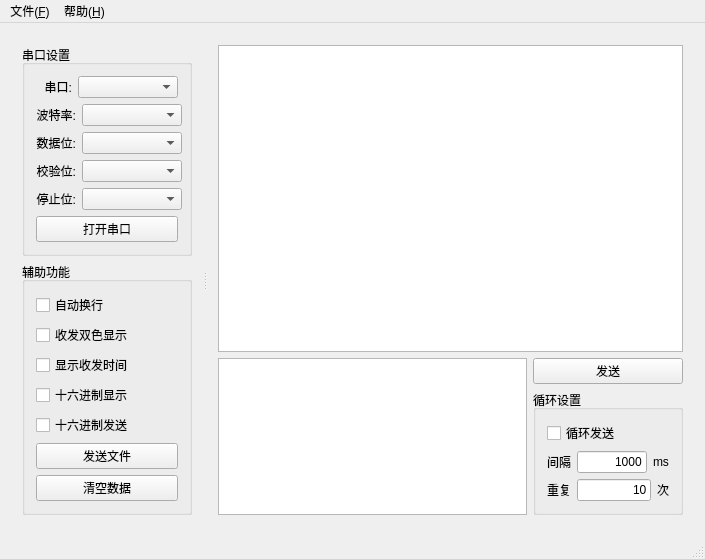
Before: the Qt Designer form serialportassistant.ui in hubenchang0515/SerialPortAssistant, drawn with Qt 5.
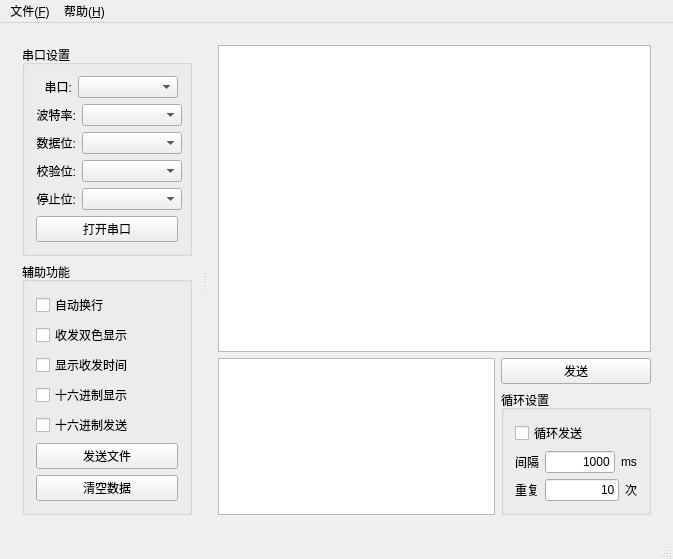
After: the same form once the commit is applied.

Commit message: Repair some layout mistakes

Patch:
```diff
--- a/serialportassistant.ui
+++ b/serialportassistant.ui
@@ -6,7 +6,7 @@
    <rect>
     <x>0</x>
     <y>0</y>
-    <width>705</width>
+    <width>673</width>
     <height>466</height>
    </rect>
   </property>
@@ -387,7 +387,7 @@
     <rect>
      <x>0</x>
      <y>0</y>
-     <width>705</width>
+     <width>673</width>
      <height>23</height>
     </rect>
    </property>
```
